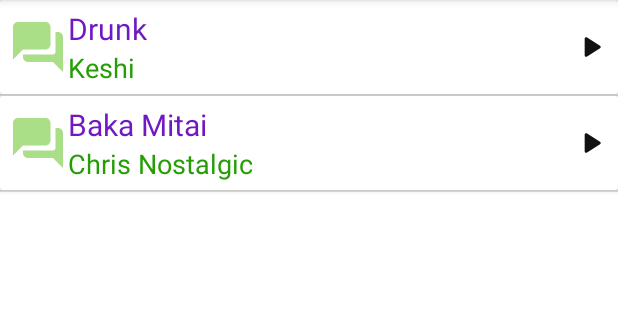
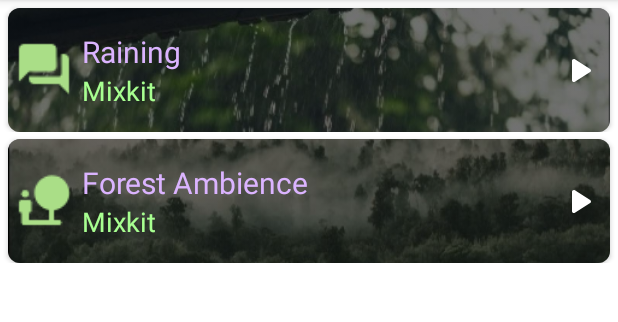
Before and after one commit to haidar-shiddiq/calmin, an Android app: the CalmCornerActivity screen opened directly, with no data from a screen before it, on a phone screen of 412 x 824 dp, the part 84-406 px from its top. Run offline under Robolectric (Android 15) with nearby library versions, the phone set to English and light mode, and no system bars.

Commit message:
Refining Calm Corner activity
-Menambah konten musik
-Menambahkan background yg berbeda tiap musik
-Menambahakan icon yg berbeda tiap musik
-Menyesuaikan UI

```diff
--- a/app/build.gradle
+++ b/app/build.gradle
@@ -53,6 +53,6 @@ dependencies {
     implementation 'com.ramotion.paperonboarding:paper-onboarding:1.1.3'
 
     implementation "androidx.core:core-ktx:+"
-    implementation 'com.github.bumptech.glide:glide:4.11.0'
+    implementation 'com.github.bumptech.glide:glide:4.12.0'
     implementation "org.jetbrains.kotlin:kotlin-stdlib-jdk7:$kotlin_version"
 }
--- a/app/src/main/java/com/omellete/calminapp/CalmCornerActivity.java
+++ b/app/src/main/java/com/omellete/calminapp/CalmCornerActivity.java
@@ -1,7 +1,6 @@
 package com.omellete.calminapp;
 
 import androidx.appcompat.app.AppCompatActivity;
-import androidx.recyclerview.widget.RecyclerView;
 
 import android.os.Bundle;
 import android.widget.ListView;
@@ -24,8 +23,8 @@ public class CalmCornerActivity extends AppCompatActivity {
 
         songList = findViewById(R.id.songList);
         arrayList = new ArrayList<>();
-        arrayList.add(new Music("Drunk","Keshi",R.raw.keshi_drunk));
-        arrayList.add(new Music("Baka Mitai","Chris Nostalgic",R.raw.baka_mitai));
+        arrayList.add(new Music("Raining","Mixkit",R.raw.mixkit_rain,R.drawable.bg_rain,R.drawable.ic_forum));
+        arrayList.add(new Music("Forest Ambience","Mixkit",R.raw.mixkit_forest,R.drawable.bg_forest,R.drawable.ic_nature_people));
 
         adapter = new MusicAdapter(this, R.layout.item_music, arrayList);
         songList.setAdapter(adapter);
--- a/app/src/main/java/com/omellete/calminapp/adapter/MusicAdapter.java
+++ b/app/src/main/java/com/omellete/calminapp/adapter/MusicAdapter.java
@@ -9,9 +9,7 @@ import android.widget.BaseAdapter;
 import android.widget.ImageView;
 import android.widget.TextView;
 
-import androidx.annotation.NonNull;
-import androidx.recyclerview.widget.RecyclerView;
-
+import com.bumptech.glide.Glide;
 import com.omellete.calminapp.R;
 import com.omellete.calminapp.model.Music;
 
@@ -48,13 +46,13 @@ public class MusicAdapter extends BaseAdapter {
 
     private class ViewHolder {
         TextView txtName, txtSinger;
-        ImageView ivPlay, ivStop;
+        ImageView ivPlay, ivStop, imgBg, ivMusic;
     }
 
     @Override
     public View getView(int position, View convertView, ViewGroup parent) {
         final ViewHolder viewHolder;
-        if(convertView == null){
+        if (convertView == null) {
             viewHolder = new ViewHolder();
             LayoutInflater layoutInflater = (LayoutInflater) context.getSystemService(Context.LAYOUT_INFLATER_SERVICE);
 
@@ -63,7 +61,10 @@ public class MusicAdapter extends BaseAdapter {
             viewHolder.txtSinger = (TextView) convertView.findViewById(R.id.txtSinger);
             viewHolder.ivPlay = (ImageView) convertView.findViewById(R.id.ivPlay);
             viewHolder.ivStop = (ImageView) convertView.findViewById(R.id.ivStop);
+            viewHolder.imgBg = (ImageView) convertView.findViewById(R.id.cardBackground);
+            viewHolder.ivMusic = (ImageView) convertView.findViewById(R.id.ivMusic);
             viewHolder.ivStop.setVisibility(View.GONE);
+
 
             convertView.setTag(viewHolder);
         } else {
@@ -74,21 +75,29 @@ public class MusicAdapter extends BaseAdapter {
 
         viewHolder.txtName.setText(music.getName());
         viewHolder.txtSinger.setText(music.getSinger());
+        Glide.with(viewHolder.imgBg.getContext())
+                .load(music.getCardBackground())
+                .into(viewHolder.imgBg);
+        Glide.with(viewHolder.ivMusic.getContext())
+                .load(music.getMusicLogo())
+                .into(viewHolder.ivMusic);
 
         // play music
         viewHolder.ivPlay.setOnClickListener(new View.OnClickListener() {
             @Override
             public void onClick(View v) {
-                if(flag){
+                if (flag) {
                     mediaPlayer = MediaPlayer.create(context, music.getSong());
+                    mediaPlayer.setLooping(true);
                     flag = false;
                 }
-                if(mediaPlayer.isPlaying()) {
+                if (mediaPlayer.isPlaying()) {
                     mediaPlayer.pause();
                     viewHolder.ivPlay.setImageResource(R.drawable.ic_play);
                 } else {
                     mediaPlayer.start();
-                    viewHolder.ivPlay.setImageResource(R.drawable.ic_pasue);
+
+                    viewHolder.ivPlay.setImageResource(R.drawable.ic_pause);
                     viewHolder.ivStop.setVisibility(View.VISIBLE);
                 }
             }
@@ -98,7 +107,7 @@ public class MusicAdapter extends BaseAdapter {
         viewHolder.ivStop.setOnClickListener(new View.OnClickListener() {
             @Override
             public void onClick(View v) {
-                if(!flag) {
+                if (!flag) {
                     mediaPlayer.stop();
                     mediaPlayer.release();
                     viewHolder.ivStop.setVisibility(View.GONE);
--- a/app/src/main/java/com/omellete/calminapp/model/Music.java
+++ b/app/src/main/java/com/omellete/calminapp/model/Music.java
@@ -4,11 +4,15 @@ public class Music {
     private String name;
     private String singer;
     private int song;
+    private int cardBackground;
+    private  int musicLogo;
 
-    public Music(String name, String singer, int song) {
+    public Music(String name, String singer, int song, int cardBackground, int musicLogo) {
         this.name = name;
         this.singer = singer;
         this.song = song;
+        this.cardBackground = cardBackground;
+        this.musicLogo = musicLogo;
     }
     public String getName() {
         return name;
@@ -28,4 +32,20 @@ public class Music {
     public void setSong(int song) {
         this.song = song;
     }
+
+    public int getCardBackground() {
+        return cardBackground;
+    }
+
+    public void setCardBackground(int cardBackground) {
+        this.cardBackground = cardBackground;
+    }
+
+    public int getMusicLogo() {
+        return musicLogo;
+    }
+
+    public void setMusicLogo(int musicLogo) {
+        this.musicLogo = musicLogo;
+    }
 }
--- /dev/null
+++ b/app/src/main/res/drawable/ic_headphone.xml
@@ -0,0 +1,5 @@
+<vector android:height="24dp" android:tint="#FFFFFF"
+    android:viewportHeight="24" android:viewportWidth="24"
+    android:width="24dp" xmlns:android="http://schemas.android.com/apk/res/android">
+    <path android:fillColor="@android:color/white" android:pathData="M3,12v7c0,1.1 0.9,2 2,2h2c1.1,0 2,-0.9 2,-2v-4c0,-1.1 -0.9,-2 -2,-2H5v-1c0,-3.87 3.13,-7 7,-7s7,3.13 7,7v1h-2c-1.1,0 -2,0.9 -2,2v4c0,1.1 0.9,2 2,2h2c1.1,0 2,-0.9 2,-2v-7c0,-4.97 -4.03,-9 -9,-9S3,7.03 3,12z"/>
+</vector>
--- /dev/null
+++ b/app/src/main/res/drawable/ic_loop.xml
@@ -0,0 +1,5 @@
+<vector android:height="24dp" android:tint="#FFFFFF"
+    android:viewportHeight="24" android:viewportWidth="24"
+    android:width="24dp" xmlns:android="http://schemas.android.com/apk/res/android">
+    <path android:fillColor="@android:color/white" android:pathData="M12,4L12,2.21c0,-0.45 -0.54,-0.67 -0.85,-0.35l-2.8,2.79c-0.2,0.2 -0.2,0.51 0,0.71l2.79,2.79c0.32,0.31 0.86,0.09 0.86,-0.36L12,6c3.31,0 6,2.69 6,6 0,0.79 -0.15,1.56 -0.44,2.25 -0.15,0.36 -0.04,0.77 0.23,1.04 0.51,0.51 1.37,0.33 1.64,-0.34 0.37,-0.91 0.57,-1.91 0.57,-2.95 0,-4.42 -3.58,-8 -8,-8zM12,18c-3.31,0 -6,-2.69 -6,-6 0,-0.79 0.15,-1.56 0.44,-2.25 0.15,-0.36 0.04,-0.77 -0.23,-1.04 -0.51,-0.51 -1.37,-0.33 -1.64,0.34C4.2,9.96 4,10.96 4,12c0,4.42 3.58,8 8,8v1.79c0,0.45 0.54,0.67 0.85,0.35l2.79,-2.79c0.2,-0.2 0.2,-0.51 0,-0.71l-2.79,-2.79c-0.31,-0.31 -0.85,-0.09 -0.85,0.36L12,18z"/>
+</vector>
--- a/app/src/main/res/drawable/ic_pasue.xml
+++ b/app/src/main/res/drawable/ic_pause.xml
@@ -1,4 +1,4 @@
-<vector android:height="24dp" android:tint="#111111"
+<vector android:height="24dp" android:tint="#FFFFFF"
     android:viewportHeight="24" android:viewportWidth="24"
     android:width="24dp" xmlns:android="http://schemas.android.com/apk/res/android">
     <path android:fillColor="@android:color/white" android:pathData="M8,19c1.1,0 2,-0.9 2,-2L10,7c0,-1.1 -0.9,-2 -2,-2s-2,0.9 -2,2v10c0,1.1 0.9,2 2,2zM14,7v10c0,1.1 0.9,2 2,2s2,-0.9 2,-2L18,7c0,-1.1 -0.9,-2 -2,-2s-2,0.9 -2,2z"/>
--- a/app/src/main/res/drawable/ic_play.xml
+++ b/app/src/main/res/drawable/ic_play.xml
@@ -1,4 +1,4 @@
-<vector android:height="24dp" android:tint="#111111"
+<vector android:height="24dp" android:tint="#FFFFFF"
     android:viewportHeight="24" android:viewportWidth="24"
     android:width="24dp" xmlns:android="http://schemas.android.com/apk/res/android">
     <path android:fillColor="@android:color/white" android:pathData="M8,6.82v10.36c0,0.79 0.87,1.27 1.54,0.84l8.14,-5.18c0.62,-0.39 0.62,-1.29 0,-1.69L9.54,5.98C8.87,5.55 8,6.03 8,6.82z"/>
--- a/app/src/main/res/drawable/ic_stop.xml
+++ b/app/src/main/res/drawable/ic_stop.xml
@@ -1,4 +1,4 @@
-<vector android:height="24dp" android:tint="#111111"
+<vector android:height="24dp" android:tint="#FFFFFF"
     android:viewportHeight="24" android:viewportWidth="24"
     android:width="24dp" xmlns:android="http://schemas.android.com/apk/res/android">
     <path android:fillColor="@android:color/white" android:pathData="M8,6h8c1.1,0 2,0.9 2,2v8c0,1.1 -0.9,2 -2,2H8c-1.1,0 -2,-0.9 -2,-2V8c0,-1.1 0.9,-2 2,-2z"/>
--- a/app/src/main/res/layout/activity_calm_corner.xml
+++ b/app/src/main/res/layout/activity_calm_corner.xml
@@ -10,6 +10,7 @@
         android:id="@+id/songList"
         android:layout_width="match_parent"
         android:layout_height="match_parent"
+        android:divider="#00000000"
         app:layout_constraintEnd_toEndOf="parent"
         app:layout_constraintStart_toStartOf="parent"
         app:layout_constraintTop_toTopOf="parent" />
--- a/app/src/main/res/layout/item_music.xml
+++ b/app/src/main/res/layout/item_music.xml
@@ -1,38 +1,73 @@
 <?xml version="1.0" encoding="utf-8"?>
-<androidx.cardview.widget.CardView xmlns:android="http://schemas.android.com/apk/res/android"
+<androidx.constraintlayout.widget.ConstraintLayout xmlns:android="http://schemas.android.com/apk/res/android"
     xmlns:app="http://schemas.android.com/apk/res-auto"
-    xmlns:tools="http://schemas.android.com/tools"
-    android:orientation="vertical"
     android:layout_width="match_parent"
     android:layout_height="wrap_content"
-    android:padding="5dp">
+    android:orientation="vertical">
+
+    <androidx.cardview.widget.CardView
+        android:layout_width="match_parent"
+        android:layout_height="match_parent"
+        android:layout_marginStart="5dp"
+        android:layout_marginTop="5dp"
+        android:layout_marginEnd="5dp"
+        app:cardCornerRadius="8dp"
+        app:layout_constraintBottom_toBottomOf="parent"
+        app:layout_constraintEnd_toEndOf="parent"
+        app:layout_constraintStart_toStartOf="parent"
+        app:layout_constraintTop_toTopOf="parent">
 
         <androidx.constraintlayout.widget.ConstraintLayout
             android:layout_width="match_parent"
             android:layout_height="match_parent">
 
             <ImageView
+                android:layout_width="match_parent"
+                android:layout_height="0dp"
+                android:src="@color/black"
+                app:layout_constraintBottom_toBottomOf="parent"
+                app:layout_constraintEnd_toEndOf="parent"
+                app:layout_constraintStart_toStartOf="parent"
+                app:layout_constraintTop_toTopOf="parent" />
+
+            <ImageView
+                android:id="@+id/cardBackground"
+                android:layout_width="match_parent"
+                android:layout_height="0dp"
+                android:alpha="0.45"
+                android:scaleType="centerCrop"
+                android:src="@color/greenTheme"
+                app:layout_constraintBottom_toBottomOf="parent"
+                app:layout_constraintEnd_toEndOf="parent"
+                app:layout_constraintStart_toStartOf="parent"
+                app:layout_constraintTop_toTopOf="parent" />
+
+            <ImageView
                 android:id="@+id/ivMusic"
                 android:layout_width="40dp"
                 android:layout_height="40dp"
                 android:layout_alignTop="@+id/ivStop"
-            android:layout_marginStart="5dp"
+                android:layout_marginStart="4dp"
                 android:src="@drawable/ic_forum"
                 app:layout_constraintBottom_toBottomOf="@+id/txtSinger"
                 app:layout_constraintStart_toStartOf="parent"
-            app:layout_constraintTop_toTopOf="@+id/txtName" />
+                app:layout_constraintTop_toTopOf="@+id/txtName"
+                app:layout_constraintVertical_bias="0.454" />
 
             <TextView
                 android:id="@+id/txtName"
-            android:layout_width="wrap_content"
+                android:layout_width="0dp"
                 android:layout_height="wrap_content"
                 android:layout_alignStart="@+id/txtSinger"
                 android:layout_alignLeft="@+id/txtSinger"
                 android:layout_alignParentTop="true"
-            android:layout_marginTop="5dp"
+                android:layout_marginStart="5dp"
+                android:layout_marginTop="15dp"
+                android:layout_marginEnd="5dp"
                 android:text="Song name"
-            android:textColor="#7019c1"
+                android:textColor="#DBB4FF"
                 android:textSize="20sp"
+                app:layout_constraintEnd_toStartOf="@+id/ivPlay"
                 app:layout_constraintStart_toEndOf="@+id/ivMusic"
                 app:layout_constraintTop_toTopOf="parent" />
 
@@ -41,11 +76,12 @@
                 android:layout_width="wrap_content"
                 android:layout_height="wrap_content"
                 android:layout_alignBottom="@+id/ivMusic"
-            android:layout_marginBottom="5dp"
+                android:layout_marginStart="5dp"
+                android:layout_marginBottom="15dp"
                 android:layout_toEndOf="@+id/ivMusic"
                 android:layout_toRightOf="@+id/ivMusic"
                 android:text="Singer"
-            android:textColor="#259e06"
+                android:textColor="#A8FF91"
                 android:textSize="18sp"
                 app:layout_constraintBottom_toBottomOf="parent"
                 app:layout_constraintStart_toEndOf="@+id/ivMusic"
@@ -53,8 +89,8 @@
 
             <ImageView
                 android:id="@+id/ivPlay"
-            android:layout_width="25dp"
-            android:layout_height="25dp"
+                android:layout_width="30dp"
+                android:layout_height="30dp"
                 android:layout_marginEnd="5dp"
                 android:layout_toLeftOf="@id/ivStop"
                 android:src="@drawable/ic_play"
@@ -64,10 +100,10 @@
 
             <ImageView
                 android:id="@+id/ivStop"
-            android:layout_width="25dp"
-            android:layout_height="25dp"
+                android:layout_width="30dp"
+                android:layout_height="30dp"
                 android:layout_alignParentRight="true"
-            android:layout_marginEnd="5dp"
+                android:layout_marginEnd="20dp"
                 android:src="@drawable/ic_stop"
                 app:layout_constraintBottom_toBottomOf="@+id/ivPlay"
                 app:layout_constraintEnd_toEndOf="parent"
@@ -76,3 +112,5 @@
         </androidx.constraintlayout.widget.ConstraintLayout>
 
     </androidx.cardview.widget.CardView>
+
+</androidx.constraintlayout.widget.ConstraintLayout>
```
Also changed, not shown: app/src/main/res/drawable/bg_forest.png (added), app/src/main/res/drawable/bg_rain.png (added), 2 other files. Lines whose indentation alone changed are shown as unchanged.
